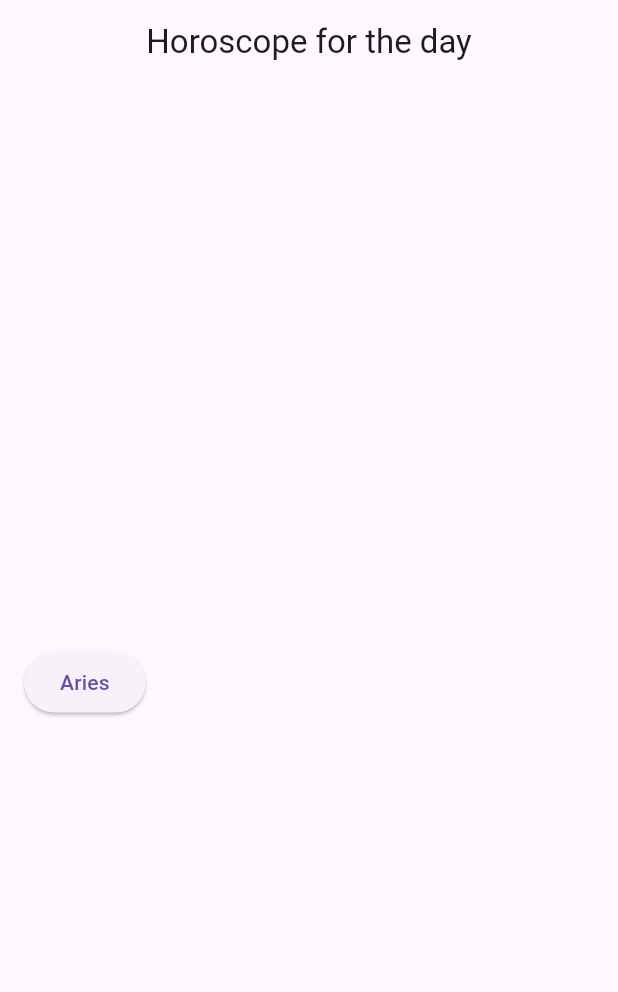
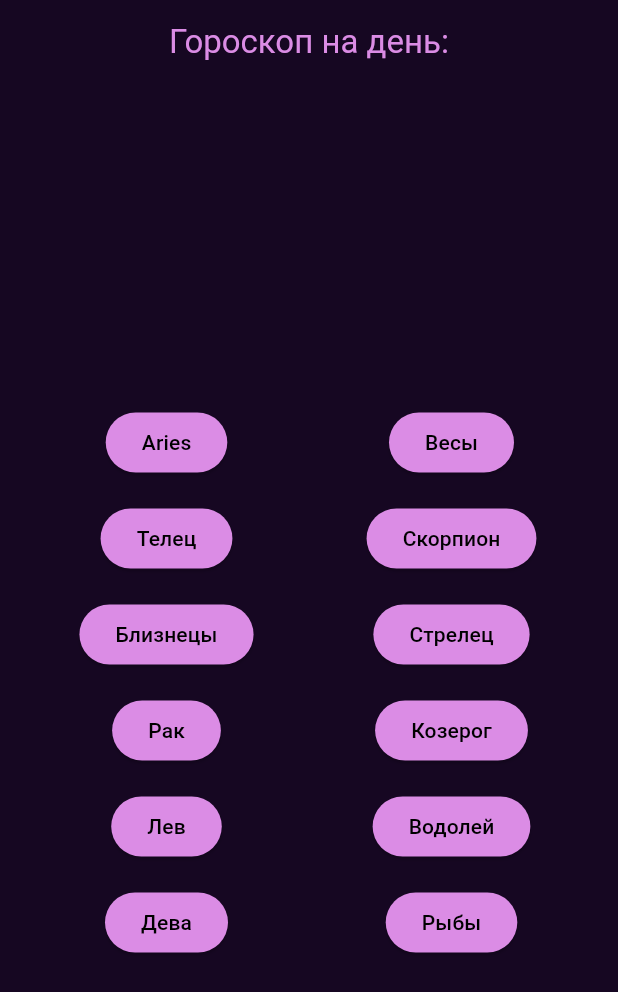
Before and after one commit to DiaboliFelis/Horoscope-for-the-day, a Flutter app: the screen it shows after launch, on a phone screen of 412 x 824 dp. Shown: the top 992 px of the screen. Run offline on Flutter 3.47's test engine with Material 3 defaults, Android fonts, the phone set to English and light mode, and no system bars.

Commit message:
update home_page, created horoscope_service

```diff
--- a/lib/app.dart
+++ b/lib/app.dart
@@ -11,7 +11,7 @@ class MyApp extends StatelessWidget {
       title: 'Horoscope for the day',
       debugShowCheckedModeBanner: false,
       theme: ThemeData(
-        primaryColor: const Color.fromARGB(255, 157, 114, 232),
+        primaryColor: Colors.black,
         visualDensity: VisualDensity.adaptivePlatformDensity,
       ),
       home: const HomePage(),
--- a/lib/presentation/pages/home_page.dart
+++ b/lib/presentation/pages/home_page.dart
@@ -1,4 +1,27 @@
 import 'package:flutter/material.dart';
+
+// Функция для создания кнопки знака зодиака
+Widget _buildZodiacButton({
+  required BuildContext context, // Контекст нужен для навигации
+  required String zodiacSign, // Название знака зодиака (обязательный параметр)
+}) {
+  return Padding(
+    padding: const EdgeInsets.symmetric(vertical: 8.0),
+    child: ElevatedButton(
+      onPressed: () {
+        Navigator.pushNamed(
+          context,
+          'horoscope-detail',
+          arguments: {'zodiacSign': zodiacSign},
+        );
+      },
+      style: ElevatedButton.styleFrom(
+        backgroundColor: Color.fromARGB(255, 219, 140, 229),
+      ),
+      child: Text(zodiacSign, style: TextStyle(color: Colors.black)),
+    ),
+  );
+}
 
 class HomePage extends StatelessWidget {
   const HomePage({Key? key}) : super(key: key);
@@ -7,24 +30,64 @@ class HomePage extends StatelessWidget {
   Widget build(BuildContext context) {
     return Scaffold(
       appBar: AppBar(
-        title: const Text('Horoscope for the day'),
+        title: const Text(
+          'Гороскоп на день:',
+          style: TextStyle(color: Color.fromARGB(255, 219, 140, 229)),
+        ),
         centerTitle: true,
+        backgroundColor: const Color.fromARGB(255, 22, 7, 34),
       ),
+      backgroundColor: const Color.fromARGB(255, 22, 7, 34),
       body: Padding(
         padding: const EdgeInsets.all(16.0),
         child: Column(
           mainAxisAlignment: MainAxisAlignment.center,
           children: <Widget>[
             const SizedBox(height: 30.0),
-            ElevatedButton(
-              onPressed: () {
-                Navigator.pushNamed(
-                  context,
-                  'horoscope-detail',
-                  arguments: {'zodiacSign': 'Aries'},
-                );
-              },
-              child: const Text('Aries'),
+            Row(
+              crossAxisAlignment: CrossAxisAlignment.start,
+              children: [
+                Expanded(
+                  child: Column(
+                    //                   crossAxisAlignment: CrossAxisAlignment.start,
+                    children: [
+                      _buildZodiacButton(context: context, zodiacSign: 'Aries'),
+                      _buildZodiacButton(context: context, zodiacSign: 'Телец'),
+                      _buildZodiacButton(
+                        context: context,
+                        zodiacSign: 'Близнецы',
+                      ),
+                      _buildZodiacButton(context: context, zodiacSign: 'Рак'),
+                      _buildZodiacButton(context: context, zodiacSign: 'Лев'),
+                      _buildZodiacButton(context: context, zodiacSign: 'Дева'),
+                    ],
+                  ),
+                ),
+                Expanded(
+                  child: Column(
+                    children: [
+                      _buildZodiacButton(context: context, zodiacSign: 'Весы'),
+                      _buildZodiacButton(
+                        context: context,
+                        zodiacSign: 'Скорпион',
+                      ),
+                      _buildZodiacButton(
+                        context: context,
+                        zodiacSign: 'Стрелец',
+                      ),
+                      _buildZodiacButton(
+                        context: context,
+                        zodiacSign: 'Козерог',
+                      ),
+                      _buildZodiacButton(
+                        context: context,
+                        zodiacSign: 'Водолей',
+                      ),
+                      _buildZodiacButton(context: context, zodiacSign: 'Рыбы'),
+                    ],
+                  ),
+                ),
+              ],
             ),
           ],
         ),
--- a/pubspec.yaml
+++ b/pubspec.yaml
@@ -34,6 +34,7 @@ dependencies:
   # The following adds the Cupertino Icons font to your application.
   # Use with the CupertinoIcons class for iOS style icons.
   cupertino_icons: ^1.0.8
+  http: ^1.6.0
 
 dev_dependencies:
   flutter_test:
```
Also changed, not shown: lib/presentation/pages/horoscope_detail_page.dart (+57 -7 lines), lib/services/horoscope_service.dart (added, +91 -0 lines), pubspec.lock.
